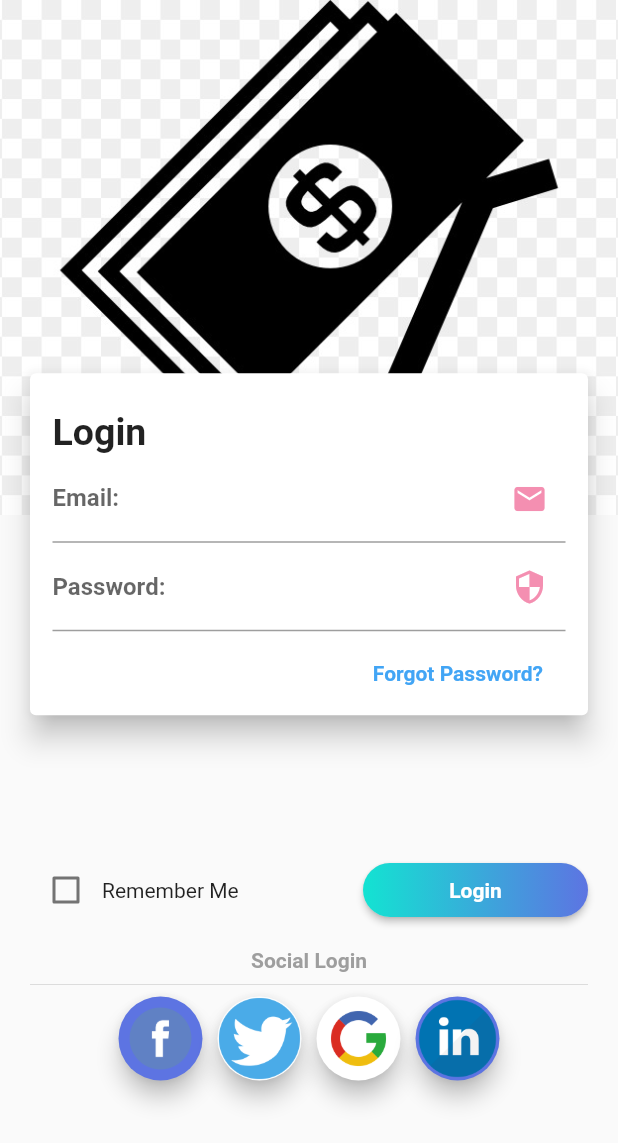
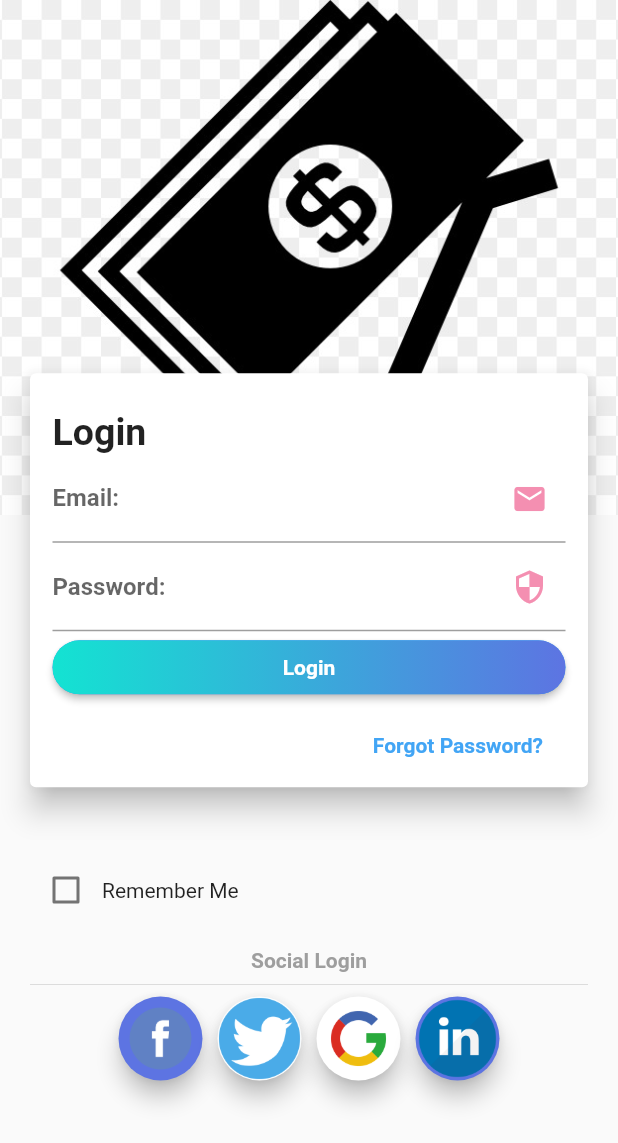
Before and after one commit to room2468/12-final-project-zeatech-1, a Flutter app: the screen it shows after launch, after a tap on "Get Started", after a tap on "Login", on a phone screen of 412 x 824 dp. Shown: the top 1143 px of the screen. Run offline on Flutter 3.47's test engine with Material 2 defaults, Android fonts, the phone set to English and light mode, and no system bars; our stand-ins replace firebase_auth, google_sign_in, sqflite; accounts and stored records are empty; network calls fail.

Commit message:
create acc, sing in, and resgister

```diff
--- /dev/null
+++ b/lib/helpers/firebaseAuth.dart
@@ -0,0 +1,70 @@
+import 'package:firebase_auth/firebase_auth.dart';
+import 'package:google_sign_in/google_sign_in.dart';
+
+class AuthClass {
+  FirebaseAuth auth = FirebaseAuth.instance;
+
+  //Create Account
+  Future<String> createAccount({String email, String password}) async {
+    try {
+      await auth.createUserWithEmailAndPassword(
+          email: email, password: password);
+      return "Account created";
+    } on FirebaseAuthException catch (e) {
+      if (e.code == 'weak-password') {
+        return 'The password provided is too weak.';
+      } else if (e.code == 'email-already-in-use') {
+        return 'The account already exists for that email.';
+      }
+    } catch (e) {
+      return "Error occurred";
+    }
+  }
+
+  //Sign in user
+  Future<String> signIN({String email, String password}) async {
+    try {
+      await auth.signInWithEmailAndPassword(email: email, password: password);
+      return "Welcome";
+    } on FirebaseAuthException catch (e) {
+      if (e.code == 'user-not-found') {
+        return 'No user found for that email.';
+      } else if (e.code == 'wrong-password') {
+        return 'Wrong password provided for that user.';
+      }
+    }
+  }
+
+  //Reset Password
+  Future<String> resetPassword({String email}) async {
+    try {
+      await auth.sendPasswordResetEmail(
+        email: email,
+      );
+      return "Email sent";
+    } catch (e) {
+      return "Error occurred";
+    }
+  }
+
+  //SignOut
+  void signOut() {
+    auth.signOut();
+  }
+
+  //Google Auth
+  Future<UserCredential> signWithGoogle() async {
+    final GoogleSignInAccount googleUser =
+        await GoogleSignIn(scopes: <String>["email"]).signIn();
+
+    final GoogleSignInAuthentication googleAuth =
+        await googleUser.authentication;
+
+    final GoogleAuthCredential credential = GoogleAuthProvider.credential(
+      accessToken: googleAuth.accessToken,
+      idToken: googleAuth.idToken,
+    );
+
+    return await FirebaseAuth.instance.signInWithCredential(credential);
+  }
+}
--- a/lib/layouts/formLogin.dart
+++ b/lib/layouts/formLogin.dart
@@ -1,11 +1,24 @@
+import 'package:flutter/material.dart';
+import 'package:zeatech/helpers/firebaseAuth.dart';
+import 'package:zeatech/helpers/sign_in.dart';
+// import 'package:zeatech/layouts/firstscreen.dart';
+import 'package:zeatech/layouts/home.dart';
 
-import 'package:flutter/material.dart';
-
-class FormLogin extends StatelessWidget {
+class FormLogin extends StatefulWidget {
   const FormLogin({
     Key key,
   }) : super(key: key);
 
+  @override
+  _FormLoginState createState() => _FormLoginState();
+
+}
+
+class _FormLoginState extends State<FormLogin> {
+  TextEditingController _email = TextEditingController();
+  TextEditingController _password = TextEditingController();
+
+  bool isLoading = false;
   @override
   Widget build(BuildContext context) {
     return Flexible(
@@ -81,6 +94,68 @@ class FormLogin extends StatelessWidget {
                           ),
                         ),
                       ),
+                      RaisedButton(
+                        color: Colors.blue,
+                        onPressed: () {
+                          setState(() {
+                            isLoading = true;
+                          });
+                          AuthClass()
+                              .createAccount(
+                                  email: _email.text.trim(),
+                                  password: _password.text.trim())
+                              .then((value) {
+                            if (value == "Account created") {
+                              setState(() {
+                                isLoading = false;
+                              });
+                              Navigator.pushAndRemoveUntil(
+                                  context,
+                                  MaterialPageRoute(
+                                      builder: (context) => Home()),
+                                  (route) => false);
+                            } else {
+                              setState(() {
+                                isLoading = false;
+                              });
+                              ScaffoldMessenger.of(context)
+                                  .showSnackBar(SnackBar(content: Text(value)));
+                            }
+                          });
+                        },
+                        shape: RoundedRectangleBorder(
+                          borderRadius: BorderRadius.circular(80.0),
+                        ),
+                        padding: const EdgeInsets.all(0.0),
+                        child: Ink(
+                          decoration: const BoxDecoration(
+                            gradient: LinearGradient(
+                              colors: <Color>[
+                                Color(0xFF13E3D2),
+                                Color(0xFF5D74E2)
+                              ],
+                            ),
+                            borderRadius: BorderRadius.all(
+                              Radius.circular(80.0),
+                            ),
+                          ),
+                          child: Container(
+                            constraints: const BoxConstraints(
+                              minWidth: 150.0,
+                              minHeight: 36.0,
+                            ),
+                            alignment: Alignment.center,
+                            child: const Text(
+                              'Login',
+                              textAlign: TextAlign.center,
+                              style: TextStyle(
+                                color: Colors.white,
+                                fontWeight: FontWeight.bold,
+                              ),
+                            ),
+                          ),
+                        ),
+                      ),
                       Padding(
                         padding: const EdgeInsets.only(
                             top: 20, bottom: 5, right: 15.0),
--- a/lib/layouts/login.dart
+++ b/lib/layouts/login.dart
@@ -1,8 +1,15 @@
 import 'package:flutter/material.dart';
+// import 'package:zeatech/helpers/sign_in.dart';
 import 'package:zeatech/layouts/buttonImage.dart';
+// import 'package:zeatech/layouts/firstscreen.dart';
 import 'package:zeatech/layouts/formLogin.dart';
 
-class Login extends StatelessWidget {
+class Login extends StatefulWidget {
+  @override
+  _LoginState createState() => _LoginState();
+}
+
+class _LoginState extends State<Login> {
   @override
   Widget build(BuildContext context) {
     return Scaffold(
@@ -43,41 +50,7 @@ class ContentArea extends StatelessWidget {
             Spacer(
               flex: 2,
             ),
-            RaisedButton(
-              onPressed: () {},
-              shape: RoundedRectangleBorder(
-                borderRadius: BorderRadius.circular(80.0),
-              ),
-              padding: const EdgeInsets.all(0.0),
-              child: Ink(
-                decoration: const BoxDecoration(
-                  gradient: LinearGradient(
-                    colors: <Color>[
-                      Color(0xFF13E3D2),
-                      Color(0xFF5D74E2)
-                    ],
-                  ),
-                  borderRadius: BorderRadius.all(
-                    Radius.circular(80.0),
-                  ),
-                ),
-                child: Container(
-                  constraints: const BoxConstraints(
-                    minWidth: 150.0,
-                    minHeight: 36.0,
-                  ),
-                  alignment: Alignment.center,
-                  child: const Text(
-                    'Login',
-                    textAlign: TextAlign.center,
-                    style: TextStyle(
-                      color: Colors.white,
-                      fontWeight: FontWeight.bold,
-                    ),
-                  ),
-                ),
-              ),
-            )
+
           ],
         ),
         Padding(
--- a/lib/main.dart
+++ b/lib/main.dart
@@ -1,6 +1,7 @@
 import 'package:flutter/material.dart';
 // import 'package:zeatech/layouts/home.dart';
 import 'package:zeatech/layouts/login.dart';
+// import 'package:zeatech/layouts/logincoba.dart';
 import 'package:zeatech/layouts/welcome.dart';
 
 void main() {
@@ -16,6 +17,7 @@ class MyApp extends StatelessWidget {
         '/': (context) => Welcome(),
         '/login': (context) => Login()
       },
+      // home: LoginPage(),
     );
   }
 }
```
Also changed, not shown: lib/layouts/buttonImage.dart (+18 -2 lines).
